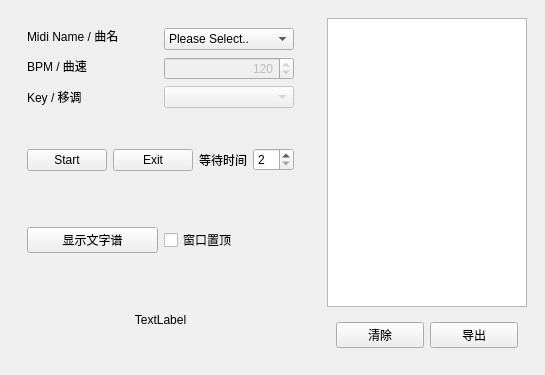
Old version of the form mainwindow.ui in the repository WitchElaina/Genshin_Zither_Player.
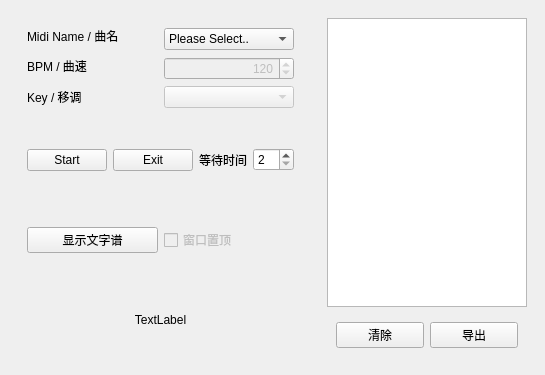
New version of the form.

The edit to the form file:
```diff
--- a/mainwindow.ui
+++ b/mainwindow.ui
@@ -150,6 +150,9 @@
           </item>
           <item>
            <widget class="QCheckBox" name="checkBox_popup">
+            <property name="enabled">
+             <bool>false</bool>
+            </property>
             <property name="text">
              <string>窗口置顶</string>
             </property>
```
